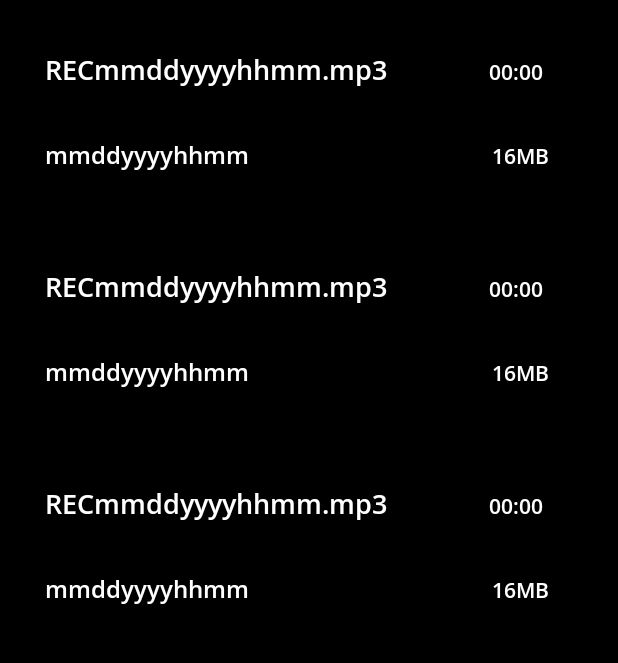
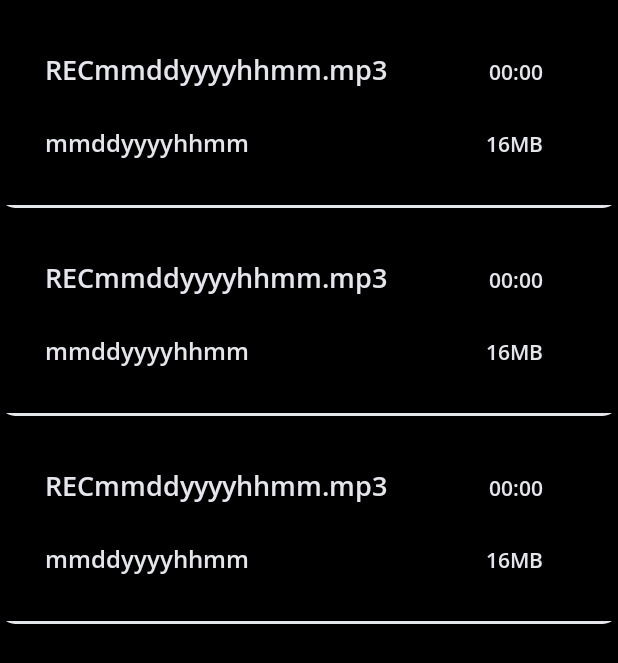
Before and after one commit to sanket099/AudioRecorder, an Android app: the layout activity_audio_files.xml on its own in the app's theme, with its tools: preview values and no code run, on a phone screen of 412 x 824 dp. Shown: the top 663 px of the screen. Run offline under Robolectric (Android 15) with nearby library versions, the phone set to English and light mode, and no system bars.

Commit message:
audio_file_list_improvements

```diff
--- a/app/src/main/res/layout/activity_audio_files.xml
+++ b/app/src/main/res/layout/activity_audio_files.xml
@@ -3,17 +3,19 @@
     xmlns:app="http://schemas.android.com/apk/res-auto"
     xmlns:tools="http://schemas.android.com/tools"
     android:layout_width="match_parent"
+    android:layout_height="match_parent"
     android:background="@color/black"
-    android:layout_height="match_parent"
     tools:context=".AudioFilesActivity">
 
     <androidx.recyclerview.widget.RecyclerView
+        android:id="@+id/rv_audio_files"
         android:layout_width="match_parent"
         android:layout_height="match_parent"
-        tools:listitem="@layout/audio_files_list"
-        android:id="@+id/rv_audio_files"
-        />
-
+        app:layout_constraintBottom_toBottomOf="parent"
+        app:layout_constraintEnd_toEndOf="parent"
+        app:layout_constraintStart_toStartOf="parent"
+        app:layout_constraintTop_toTopOf="parent"
+        tools:listitem="@layout/audio_files_list" />
 
 
 </androidx.constraintlayout.widget.ConstraintLayout>
--- a/app/src/main/res/layout/audio_files_list.xml
+++ b/app/src/main/res/layout/audio_files_list.xml
@@ -12,7 +12,7 @@
         android:layout_width="match_parent"
 
         android:layout_height="wrap_content"
-        android:background="@color/black"
+
         app:cardBackgroundColor="@color/black"
         app:layout_constraintCircleRadius="30sp"
         app:cardCornerRadius="10dp"
@@ -25,8 +25,8 @@
 
         <androidx.constraintlayout.widget.ConstraintLayout
             android:layout_width="match_parent"
-            android:paddingBottom="20dp"
-            android:layout_height="match_parent">
+            android:layout_height="match_parent"
+            >
 
             <TextView
                 android:id="@+id/audio_title"
@@ -34,11 +34,12 @@
                 android:layout_height="wrap_content"
                 android:layout_marginStart="20dp"
                 android:layout_marginEnd="110dp"
+                android:layout_marginTop="20dp"
                 android:ellipsize="end"
                 android:fontFamily="@font/open_sans_semibold"
                 android:padding="10dp"
                 android:text="RECmmddyyyyhhmm.mp3"
-                android:textColor="#FFFFFF"
+                android:textColor="@color/highlight"
                 android:textSize="18sp"
                 app:layout_constraintBaseline_toBaselineOf="@+id/audio_duration"
                 app:layout_constraintEnd_toStartOf="@+id/audio_duration"
@@ -54,16 +55,20 @@
                 android:layout_marginStart="20dp"
                 android:layout_marginTop="20dp"
                 android:layout_marginEnd="110dp"
+                android:layout_marginBottom="9dp"
                 android:ellipsize="end"
                 android:fontFamily="@font/open_sans_semibold"
                 android:padding="10dp"
                 android:text="mmddyyyyhhmm"
-                android:textColor="#FFFFFF"
+                android:textColor="@color/highlight"
 
                 android:textSize="16sp"
+                android:visibility="visible"
                 app:layout_constraintBaseline_toBaselineOf="@+id/audio_size"
+                app:layout_constraintBottom_toBottomOf="parent"
                 app:layout_constraintEnd_toStartOf="@+id/audio_size"
-                app:layout_constraintStart_toStartOf="parent" />
+                app:layout_constraintStart_toStartOf="parent"
+                app:layout_constraintTop_toBottomOf="@+id/audio_duration" />
 
             <TextView
                 android:id="@+id/audio_duration"
@@ -76,7 +81,7 @@
 
                 android:padding="10dp"
                 android:text="00:00"
-                android:textColor="#FFFFFF"
+                android:textColor="@color/highlight"
                 android:textSize="14sp"
                 app:layout_constraintEnd_toEndOf="parent"
                 app:layout_constraintTop_toTopOf="parent" />
@@ -85,17 +90,25 @@
                 android:id="@+id/audio_size"
                 android:layout_width="wrap_content"
                 android:layout_height="wrap_content"
-                android:layout_marginTop="16dp"
-                android:layout_marginEnd="36dp"
+                android:layout_marginTop="8dp"
+                android:layout_marginEnd="40dp"
                 android:fontFamily="@font/open_sans_semibold"
 
                 android:padding="10dp"
 
                 android:text="16MB"
-                android:textColor="#FFFFFF"
+                android:textColor="@color/highlight"
                 android:textSize="14sp"
                 app:layout_constraintEnd_toEndOf="parent"
                 app:layout_constraintTop_toBottomOf="@+id/audio_duration" />
+
+            <View
+                android:layout_width="match_parent"
+                android:layout_height="2dp"
+                android:layout_marginTop="20dp"
+                android:background="@color/highlight"
+                app:layout_constraintTop_toBottomOf="@+id/audio_date"
+                tools:layout_editor_absoluteX="0dp" />
 
         </androidx.constraintlayout.widget.ConstraintLayout>
 
--- a/app/src/main/res/values/colors.xml
+++ b/app/src/main/res/values/colors.xml
@@ -7,4 +7,6 @@
     <color name="teal_700">#FF018786</color>
     <color name="black">#FF000000</color>
     <color name="white">#FFFFFFFF</color>
+    <color name="card">#242526</color>
+    <color name="highlight">#E4E6EB</color>
 </resources>
```
Also changed, not shown: app/src/main/java/com/sanket/audiorecorder/AudioFileAdapter.kt (+15 -5 lines), app/src/main/java/com/sanket/audiorecorder/AudioFilesActivity.kt (+73 -4 lines), app/src/main/java/com/sanket/audiorecorder/MainActivity.kt (+77 -72 lines).
